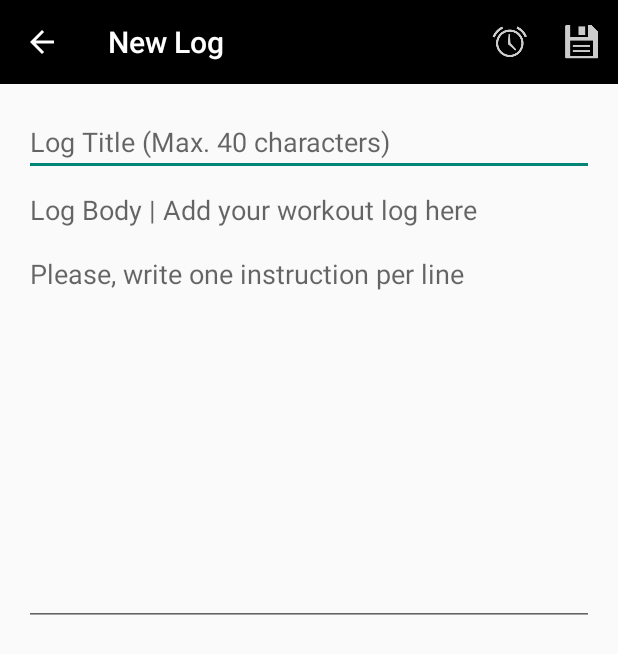
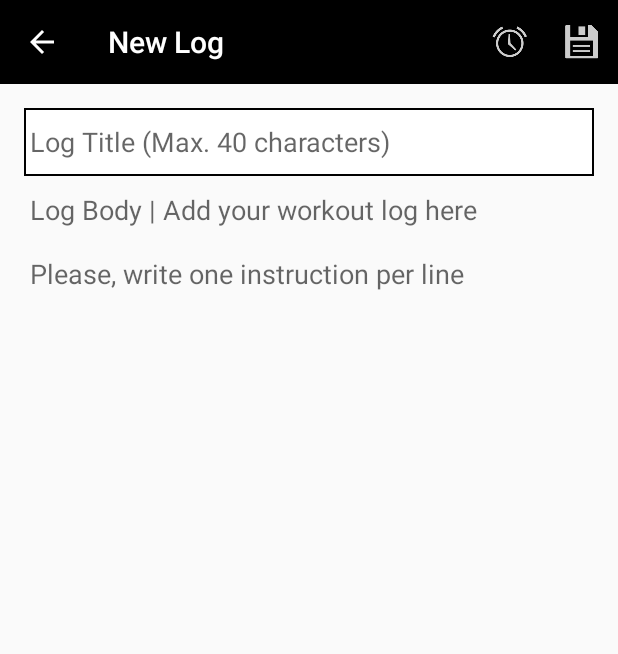
Before and after one commit to mikefeilbach/LiftLog, an Android app: the NewLogActivity screen opened directly, with no data from a screen before it, on a phone screen of 412 x 824 dp. Shown: the top 654 px of the screen. Run offline under Robolectric (Android 15) with nearby library versions, the phone set to English and light mode, and no system bars.

Commit message:
New History screen layout changed
New History screen layout changed
New Log edit text focus call back added

```diff
--- a/app/src/main/AndroidManifest.xml
+++ b/app/src/main/AndroidManifest.xml
@@ -9,6 +9,7 @@
         android:label="" >
         <activity
             android:name=".MainActivity"
+            android:label="@string/app_name"
             android:theme="@style/AppTheme">
         </activity>
         <activity
--- a/app/src/main/java/com/Arnold/LiftLog/NewLogActivity.java
+++ b/app/src/main/java/com/Arnold/LiftLog/NewLogActivity.java
@@ -49,6 +49,38 @@ public class NewLogActivity extends ActionBarActivity {
         super.onCreate(savedInstanceState);
         setContentView(R.layout.activity_new_log);
         timerLength = 0;
+
+        TextView tv=(TextView)findViewById(R.id.log_title);
+        tv.setBackgroundResource(R.drawable.lost_focus_style);
+        tv.setOnFocusChangeListener( new View.OnFocusChangeListener(){
+
+            public void onFocusChange( View view, boolean hasfocus){
+                if(hasfocus){
+
+                    view.setBackgroundResource( R.drawable.focus_border_style);
+                }
+                else{
+                    view.setBackgroundResource( R.drawable.lost_focus_style);
+                }
+            }
+        });
+
+        TextView tv2=(TextView)findViewById(R.id.log_body);
+        tv2.setBackgroundResource(R.drawable.lost_focus_style);
+        tv2.setOnFocusChangeListener( new View.OnFocusChangeListener(){
+
+            public void onFocusChange( View view, boolean hasfocus){
+                if(hasfocus){
+
+                    view.setBackgroundResource( R.drawable.focus_border_style);
+                }
+                else{
+                    view.setBackgroundResource( R.drawable.lost_focus_style);
+                }
+            }
+        });
+
+
 
         /*Create new objects for the inputs*/
         this.logTitleInput = (EditText) findViewById(R.id.log_title);
--- a/app/src/main/java/com/Arnold/LiftLog/RelativeLayoutButton.java
+++ b/app/src/main/java/com/Arnold/LiftLog/RelativeLayoutButton.java
@@ -117,7 +117,6 @@ public class RelativeLayoutButton extends RelativeLayout {
 		  {
 			  ((ImageView)v).setImageResource(image_resource_id);
 		  }
-
 	  }
 
     // method for setting color for button
--- /dev/null
+++ b/app/src/main/res/drawable/focus_border_style.xml
@@ -0,0 +1,5 @@
+<?xml version="1.0" encoding="utf-8"?>
+<shape xmlns:android="http://schemas.android.com/apk/res/android" android:shape="rectangle" >
+    <solid android:color="#ffffff" />
+    <stroke android:width="1dip" android:color="#000000"/>
+</shape>
--- /dev/null
+++ b/app/src/main/res/drawable/lost_focus_style.xml
@@ -0,0 +1,5 @@
+<?xml version="1.0" encoding="utf-8"?>
+<shape xmlns:android="http://schemas.android.com/apk/res/android" android:shape="rectangle" >
+    <solid android:background="@null" />
+    <stroke android:width="0dip" android:color="#000000"/>
+</shape>
--- a/app/src/main/res/layout/activity_view_history.xml
+++ b/app/src/main/res/layout/activity_view_history.xml
@@ -7,7 +7,9 @@
     android:layout_height="match_parent"
     android:layout_width="match_parent"
     android:id="@+id/VH_scrollview"
-    >
+    android:background="#0099FF">
+    <!--android:background="@drawable/bg"-->
+
 <LinearLayout
 
     android:id="@+id/View_History"
--- a/app/src/main/res/layout/button_layout.xml
+++ b/app/src/main/res/layout/button_layout.xml
@@ -2,7 +2,9 @@
 <!-- this xml is used to layout the customized button-->
 <RelativeLayout
     xmlns:android="http://schemas.android.com/apk/res/android"
-    android:layout_height="match_parent" android:layout_width="match_parent">
+    android:layout_height="match_parent"
+    android:background="@drawable/bg"
+    android:layout_width="match_parent">
     <ImageView
         android:layout_width="110dp"
 
@@ -12,6 +14,7 @@
         android:id="@+id/test_button_image">
 
         </ImageView>
+
     <TextView
         android:layout_width="wrap_content"
         android:layout_height="wrap_content"
--- a/app/src/main/res/values/strings.xml
+++ b/app/src/main/res/values/strings.xml
@@ -18,6 +18,7 @@
     <string name="title_activity_view_history_detailed">View History Detailed</string>
 
     <color name="white">#FFFFFF</color>
+    <color name="black">#000000</color>
     <color name="background_color">#0099FF</color>
 
     <drawable name="load_screen_logo">@drawable/ab</drawable>
```
Also changed, not shown: app/src/main/java/com/Arnold/LiftLog/ViewHistoryActivity.java (+14 -0 lines), app/src/main/res/layout/activity_load_screen.xml (+1 -25 lines), app/src/main/res/layout/activity_view_history_detailed.xml (+18 -3 lines), app/src/main/res/drawable-hdpi/bg.png (added), app/src/main/res/drawable-mdpi/bg.png (added), app/src/main/res/drawable-xhdpi/bg.png (added), app/src/main/res/drawable-xxhdpi/bg.png (added).
